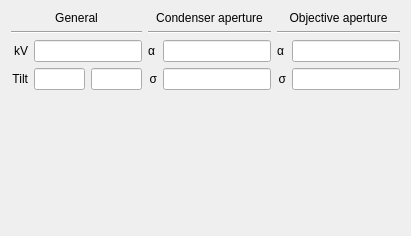
JJPPeters/clTEM, file src/gui/frames/sourceframe.ui: the form before one commit.
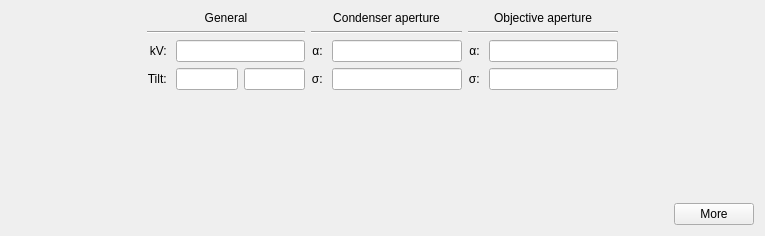
The form after the commit. Custom widgets are drawn as their Qt base class.

```diff
--- a/src/gui/frames/sourceframe.ui
+++ b/src/gui/frames/sourceframe.ui
@@ -6,7 +6,7 @@
    <rect>
     <x>0</x>
     <y>0</y>
-    <width>357</width>
+    <width>765</width>
     <height>236</height>
    </rect>
   </property>
@@ -25,15 +25,22 @@
   <property name="windowTitle">
    <string>Form</string>
   </property>
-  <layout class="QGridLayout" name="gridLayout" columnstretch="0,0,0,0,0,0,0">
-   <item row="1" column="0" colspan="2">
+  <layout class="QGridLayout" name="gridLayout" columnstretch="0,0,0,0,0,0,0,0">
+   <item row="1" column="1" colspan="2">
     <widget class="Line" name="line_2">
      <property name="orientation">
       <enum>Qt::Horizontal</enum>
      </property>
     </widget>
    </item>
-   <item row="2" column="3">
+   <item row="1" column="5" colspan="2">
+    <widget class="Line" name="line_3">
+     <property name="orientation">
+      <enum>Qt::Horizontal</enum>
+     </property>
+    </widget>
+   </item>
+   <item row="2" column="4">
     <widget class="EditUnitsBox" name="edtAperture">
      <property name="sizePolicy">
       <sizepolicy hsizetype="MinimumExpanding" vsizetype="Fixed">
@@ -52,23 +59,23 @@
      </property>
     </widget>
    </item>
-   <item row="3" column="2">
+   <item row="3" column="3">
     <widget class="QLabel" name="label_9">
      <property name="sizePolicy">
-      <sizepolicy hsizetype="Fixed" vsizetype="Preferred">
+      <sizepolicy hsizetype="Preferred" vsizetype="Preferred">
        <horstretch>0</horstretch>
        <verstretch>0</verstretch>
       </sizepolicy>
      </property>
      <property name="text">
-      <string>σ</string>
+      <string>σ: </string>
      </property>
      <property name="alignment">
       <set>Qt::AlignRight|Qt::AlignTrailing|Qt::AlignVCenter</set>
      </property>
     </widget>
    </item>
-   <item row="3" column="1">
+   <item row="3" column="2">
     <layout class="QHBoxLayout" name="horizontalLayout_3">
      <item>
       <widget class="EditUnitsBox" name="edtBeamTilt">
@@ -98,23 +105,23 @@
      </item>
     </layout>
    </item>
-   <item row="2" column="4">
+   <item row="2" column="5">
     <widget class="QLabel" name="label_13">
      <property name="sizePolicy">
-      <sizepolicy hsizetype="Fixed" vsizetype="Preferred">
+      <sizepolicy hsizetype="Preferred" vsizetype="Preferred">
        <horstretch>0</horstretch>
        <verstretch>0</verstretch>
       </sizepolicy>
      </property>
      <property name="text">
-      <string>α</string>
+      <string>α: </string>
      </property>
      <property name="alignment">
       <set>Qt::AlignRight|Qt::AlignTrailing|Qt::AlignVCenter</set>
      </property>
     </widget>
    </item>
-   <item row="0" column="6">
+   <item row="0" column="7">
     <spacer name="horizontalSpacer">
      <property name="orientation">
       <enum>Qt::Horizontal</enum>
@@ -127,7 +134,23 @@
      </property>
     </spacer>
    </item>
-   <item row="0" column="0" colspan="2">
+   <item row="3" column="5">
+    <widget class="QLabel" name="label_14">
+     <property name="sizePolicy">
+      <sizepolicy hsizetype="Preferred" vsizetype="Preferred">
+       <horstretch>0</horstretch>
+       <verstretch>0</verstretch>
+      </sizepolicy>
+     </property>
+     <property name="text">
+      <string>σ: </string>
+     </property>
+     <property name="alignment">
+      <set>Qt::AlignRight|Qt::AlignTrailing|Qt::AlignVCenter</set>
+     </property>
+    </widget>
+   </item>
+   <item row="0" column="1" colspan="2">
     <widget class="QLabel" name="label_11">
      <property name="sizePolicy">
       <sizepolicy hsizetype="Preferred" vsizetype="Preferred">
@@ -149,7 +172,29 @@
      </property>
     </widget>
    </item>
-   <item row="2" column="0">
+   <item row="0" column="5" colspan="2">
+    <widget class="QLabel" name="label_12">
+     <property name="sizePolicy">
+      <sizepolicy hsizetype="Preferred" vsizetype="Preferred">
+       <horstretch>0</horstretch>
+       <verstretch>0</verstretch>
+      </sizepolicy>
+     </property>
+     <property name="baseSize">
+      <size>
+       <width>2</width>
+       <height>0</height>
+      </size>
+     </property>
+     <property name="text">
+      <string>Objective aperture</string>
+     </property>
+     <property name="alignment">
+      <set>Qt::AlignCenter</set>
+     </property>
+    </widget>
+   </item>
+   <item row="2" column="1">
     <widget class="QLabel" name="label_8">
      <property name="sizePolicy">
       <sizepolicy hsizetype="Preferred" vsizetype="Preferred">
@@ -161,14 +206,14 @@
       <enum>Qt::LeftToRight</enum>
      </property>
      <property name="text">
-      <string>kV</string>
+      <string>kV: </string>
      </property>
      <property name="alignment">
       <set>Qt::AlignRight|Qt::AlignTrailing|Qt::AlignVCenter</set>
      </property>
     </widget>
    </item>
-   <item row="3" column="0">
+   <item row="3" column="1">
     <widget class="QLabel" name="label_5">
      <property name="sizePolicy">
       <sizepolicy hsizetype="Preferred" vsizetype="Preferred">
@@ -180,14 +225,14 @@
       <enum>Qt::LeftToRight</enum>
      </property>
      <property name="text">
-      <string>Tilt</string>
+      <string>Tilt: </string>
      </property>
      <property name="alignment">
       <set>Qt::AlignRight|Qt::AlignTrailing|Qt::AlignVCenter</set>
      </property>
     </widget>
    </item>
-   <item row="4" column="3">
+   <item row="4" column="4">
     <spacer name="verticalSpacer">
      <property name="orientation">
       <enum>Qt::Vertical</enum>
@@ -200,23 +245,23 @@
      </property>
     </spacer>
    </item>
-   <item row="2" column="2">
+   <item row="2" column="3">
     <widget class="QLabel" name="label_7">
      <property name="sizePolicy">
-      <sizepolicy hsizetype="Fixed" vsizetype="Preferred">
+      <sizepolicy hsizetype="Preferred" vsizetype="Preferred">
        <horstretch>0</horstretch>
        <verstretch>0</verstretch>
       </sizepolicy>
      </property>
      <property name="text">
-      <string>α</string>
+      <string>α: </string>
      </property>
      <property name="alignment">
       <set>Qt::AlignRight|Qt::AlignTrailing|Qt::AlignVCenter</set>
      </property>
     </widget>
    </item>
-   <item row="2" column="5">
+   <item row="2" column="6">
     <widget class="EditUnitsBox" name="edtAperture_2">
      <property name="sizePolicy">
       <sizepolicy hsizetype="MinimumExpanding" vsizetype="Fixed">
@@ -235,7 +280,7 @@
      </property>
     </widget>
    </item>
-   <item row="2" column="1">
+   <item row="2" column="2">
     <widget class="EditUnitsBox" name="edtVoltage">
      <property name="sizePolicy">
       <sizepolicy hsizetype="MinimumExpanding" vsizetype="Fixed">
@@ -248,7 +293,7 @@
      </property>
     </widget>
    </item>
-   <item row="0" column="2" colspan="2">
+   <item row="0" column="3" colspan="2">
     <widget class="QLabel" name="label_10">
      <property name="sizePolicy">
       <sizepolicy hsizetype="Preferred" vsizetype="Preferred">
@@ -270,14 +315,27 @@
      </property>
     </widget>
    </item>
-   <item row="1" column="2" colspan="2">
+   <item row="0" column="0">
+    <spacer name="horizontalSpacer_2">
+     <property name="orientation">
+      <enum>Qt::Horizontal</enum>
+     </property>
+     <property name="sizeHint" stdset="0">
+      <size>
+       <width>0</width>
+       <height>0</height>
+      </size>
+     </property>
+    </spacer>
+   </item>
+   <item row="1" column="3" colspan="2">
     <widget class="Line" name="line">
      <property name="orientation">
       <enum>Qt::Horizontal</enum>
      </property>
     </widget>
    </item>
-   <item row="3" column="3">
+   <item row="3" column="4">
     <widget class="EditUnitsBox" name="edtApertureSigma">
      <property name="sizePolicy">
       <sizepolicy hsizetype="MinimumExpanding" vsizetype="Fixed">
@@ -296,7 +354,7 @@
      </property>
     </widget>
    </item>
-   <item row="3" column="5">
+   <item row="3" column="6">
     <widget class="EditUnitsBox" name="edtApertureSigma_2">
      <property name="sizePolicy">
       <sizepolicy hsizetype="MinimumExpanding" vsizetype="Fixed">
@@ -315,50 +373,29 @@
      </property>
     </widget>
    </item>
-   <item row="3" column="4">
-    <widget class="QLabel" name="label_14">
-     <property name="sizePolicy">
-      <sizepolicy hsizetype="Fixed" vsizetype="Preferred">
-       <horstretch>0</horstretch>
-       <verstretch>0</verstretch>
-      </sizepolicy>
-     </property>
-     <property name="text">
-      <string>σ</string>
-     </property>
-     <property name="alignment">
-      <set>Qt::AlignRight|Qt::AlignTrailing|Qt::AlignVCenter</set>
-     </property>
-    </widget>
-   </item>
-   <item row="1" column="4" colspan="2">
-    <widget class="Line" name="line_3">
-     <property name="orientation">
-      <enum>Qt::Horizontal</enum>
-     </property>
-    </widget>
-   </item>
-   <item row="0" column="4" colspan="2">
-    <widget class="QLabel" name="label_12">
-     <property name="sizePolicy">
-      <sizepolicy hsizetype="Preferred" vsizetype="Preferred">
-       <horstretch>0</horstretch>
-       <verstretch>0</verstretch>
-      </sizepolicy>
-     </property>
-     <property name="baseSize">
-      <size>
-       <width>2</width>
-       <height>0</height>
-      </size>
-     </property>
-     <property name="text">
-      <string>Objective aperture</string>
-     </property>
-     <property name="alignment">
-      <set>Qt::AlignCenter</set>
-     </property>
-    </widget>
+   <item row="5" column="0" colspan="8">
+    <layout class="QHBoxLayout" name="horizontalLayout">
+     <item>
+      <spacer name="horizontalSpacer_3">
+       <property name="orientation">
+        <enum>Qt::Horizontal</enum>
+       </property>
+       <property name="sizeHint" stdset="0">
+        <size>
+         <width>0</width>
+         <height>0</height>
+        </size>
+       </property>
+      </spacer>
+     </item>
+     <item>
+      <widget class="QPushButton" name="pushButton_2">
+       <property name="text">
+        <string>More</string>
+       </property>
+      </widget>
+     </item>
+    </layout>
    </item>
   </layout>
  </widget>
```
